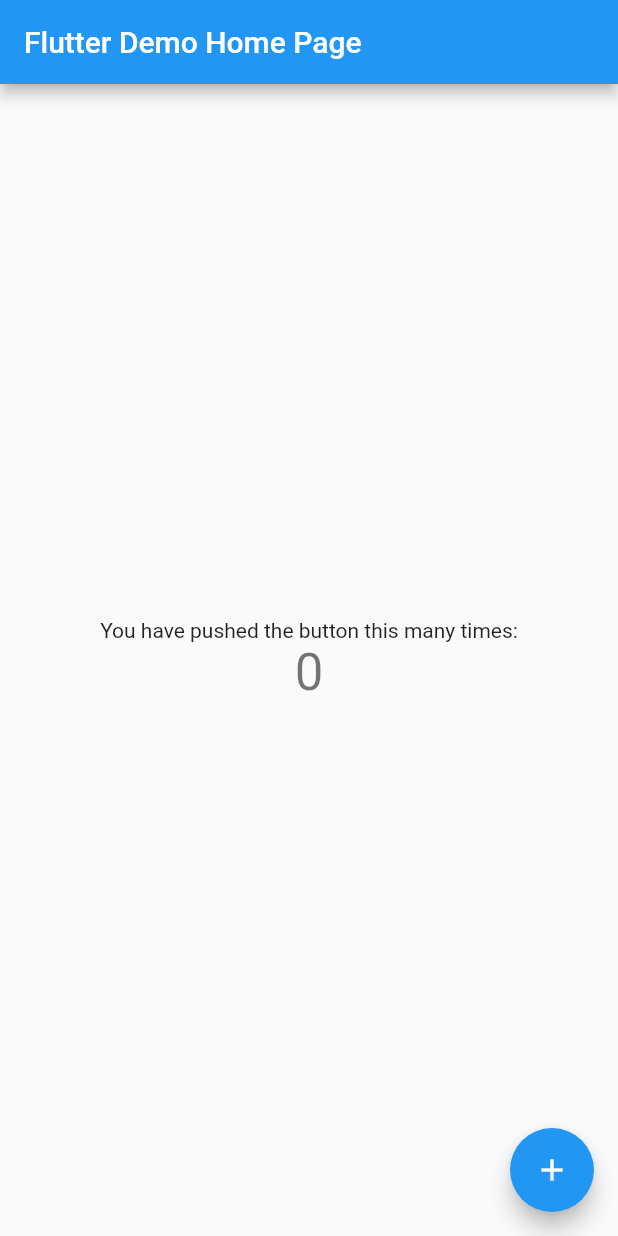
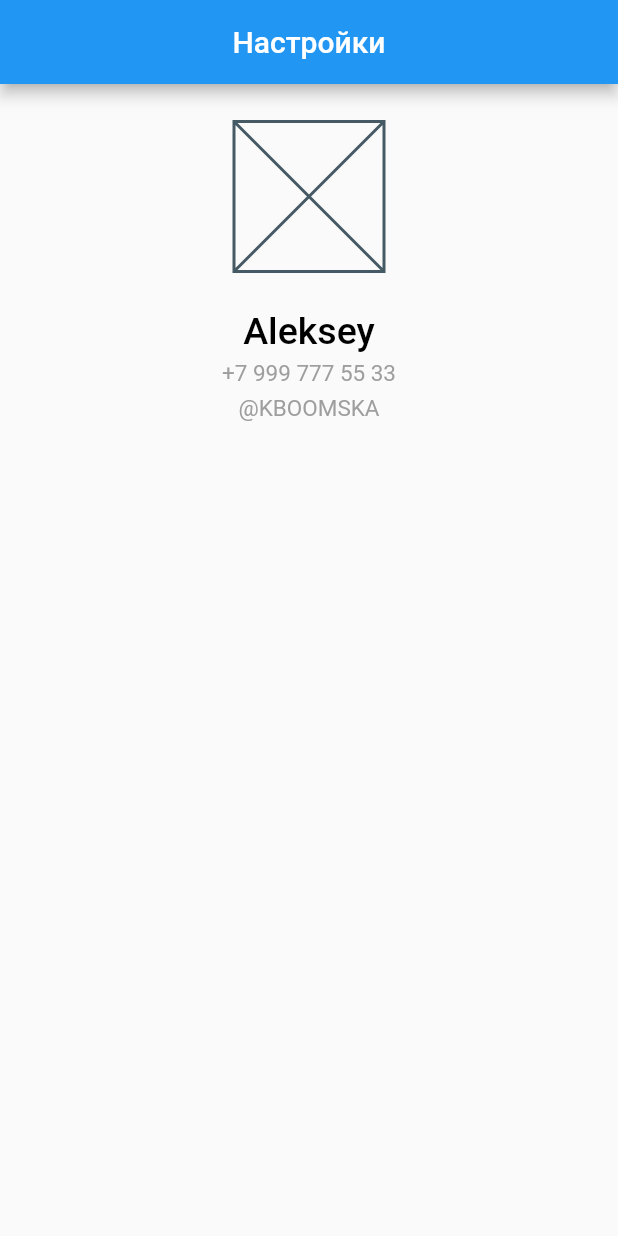
Before and after one commit to kboomska/flutter-basics, a Flutter app: the screen it shows after launch, on a phone screen of 412 x 824 dp. Run offline on Flutter 3.47's test engine with Material 2 defaults, Android fonts, the phone set to English and light mode, and no system bars.

Commit message:
Lesson 20: Basic Layout. Column, Text, Container.

```diff
--- a/lesson_1_first_app/analysis_options.yaml
+++ b/lesson_1_first_app/analysis_options.yaml
@@ -7,7 +7,7 @@
 
 # The following line activates a set of recommended lints for Flutter apps,
 # packages, and plugins designed to encourage good coding practices.
-include: package:flutter_lints/flutter.yaml
+# include: package:flutter_lints/flutter.yaml
 
 analyzer:
   strong-mode:
@@ -29,8 +29,8 @@
   rules:
     # avoid_print: false  # Uncomment to disable the `avoid_print` rule
     prefer_single_quotes: true  # Uncomment to enable the `prefer_single_quotes` rule
-    prefer_const_constructors: true
-    prefer_const_declarations: true
+    # prefer_const_constructors: true
+    # prefer_const_declarations: true
 
 # Additional information about this file can be found at
 # https://dart.dev/guides/language/analysis-options
--- a/lesson_1_first_app/lib/main.dart
+++ b/lesson_1_first_app/lib/main.dart
@@ -1,67 +1,8 @@
 import 'package:flutter/material.dart';
 
+import 'widgets/app.dart';
+
 void main() {
-  runApp(const MyApp());
+  const app = App();
+  runApp(app);
 }
-
-class MyApp extends StatelessWidget {
-  const MyApp({super.key});
-
-  @override
-  Widget build(BuildContext context) {
-    return MaterialApp(
-      title: 'Flutter Demo',
-      theme: ThemeData(
-        primarySwatch: Colors.blue,
-      ),
-      home: const MyHomePage(title: 'Flutter Demo Home Page'),
-    );
-  }
-}
-
-class MyHomePage extends StatefulWidget {
-  const MyHomePage({super.key, required this.title});
-
-  final String title;
-
-  @override
-  State<MyHomePage> createState() => _MyHomePageState();
-}
-
-class _MyHomePageState extends State<MyHomePage> {
-  int _counter = 0;
-
-  void _incrementCounter() {
-    setState(() {
-      _counter++;
-    });
-  }
-
-  @override
-  Widget build(BuildContext context) {
-    return Scaffold(
-      appBar: AppBar(
-        title: Text(widget.title),
-      ),
-      body: Center(
-        child: Column(
-          mainAxisAlignment: MainAxisAlignment.center,
-          children: <Widget>[
-            const Text(
-              'You have pushed the button this many times:',
-            ),
-            Text(
-              '$_counter',
-              style: Theme.of(context).textTheme.headlineMedium,
-            ),
-          ],
-        ),
-      ),
-      floatingActionButton: FloatingActionButton(
-        onPressed: _incrementCounter,
-        tooltip: 'Increment',
-        child: const Icon(Icons.add),
-      ),
-    );
-  }
-}
--- /dev/null
+++ b/lesson_1_first_app/lib/widgets/app.dart
@@ -0,0 +1,14 @@
+import 'package:flutter/material.dart';
+
+import 'user_profile.dart';
+
+class App extends StatelessWidget {
+  const App({super.key});
+
+  @override
+  Widget build(BuildContext context) {
+    return const MaterialApp(
+      home: UserProfile(),
+    );
+  }
+}
--- /dev/null
+++ b/lesson_1_first_app/lib/widgets/user_profile.dart
@@ -0,0 +1,102 @@
+import 'package:flutter/material.dart';
+
+class UserProfile extends StatelessWidget {
+  const UserProfile({super.key});
+
+  @override
+  Widget build(BuildContext context) {
+    return Scaffold(
+      appBar: AppBar(
+        title: Text('Настройки'),
+        centerTitle: true,
+      ),
+      body: Container(
+        width: double.infinity,
+        child: Column(
+          mainAxisAlignment: MainAxisAlignment.start,
+          crossAxisAlignment: CrossAxisAlignment.center,
+          verticalDirection: VerticalDirection.down,
+          children: [
+            SizedBox(height: 25),
+            _AvatarWidget(),
+            SizedBox(height: 25),
+            _UserNameWidget(),
+            SizedBox(height: 5),
+            _UserPhoneWidget(),
+            SizedBox(height: 5),
+            _UserNickNameWidget(),
+          ],
+        ),
+      ),
+    );
+  }
+}
+
+class _UserNickNameWidget extends StatelessWidget {
+  const _UserNickNameWidget({
+    super.key,
+  });
+
+  @override
+  Widget build(BuildContext context) {
+    return Text(
+      '@KBOOMSKA',
+      style: TextStyle(
+        color: Colors.grey,
+        fontSize: 15,
+      ),
+    );
+  }
+}
+
+class _UserPhoneWidget extends StatelessWidget {
+  const _UserPhoneWidget({
+    super.key,
+  });
+
+  @override
+  Widget build(BuildContext context) {
+    return Text(
+      '+7 999 777 55 33',
+      style: TextStyle(
+        color: Colors.grey,
+        fontSize: 15,
+      ),
+    );
+  }
+}
+
+class _UserNameWidget extends StatelessWidget {
+  const _UserNameWidget({
+    super.key,
+  });
+
+  @override
+  Widget build(BuildContext context) {
+    return Text(
+      'Aleksey',
+      style: TextStyle(
+        color: Colors.black,
+        fontSize: 25,
+        fontWeight: FontWeight.w500,
+        // letterSpacing: 5,
+        // height: 0.5,
+      ),
+    );
+  }
+}
+
+class _AvatarWidget extends StatelessWidget {
+  const _AvatarWidget({
+    super.key,
+  });
+
+  @override
+  Widget build(BuildContext context) {
+    return Container(
+      width: 100,
+      height: 100,
+      child: Placeholder(),
+    );
+  }
+}
```
Also changed, not shown: 1 other file.
